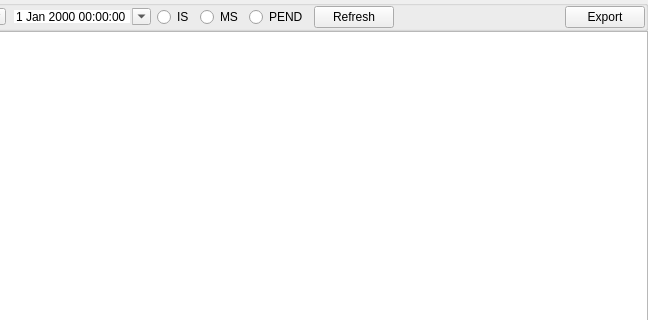
Before: the Qt Designer form billing/statement/statementwidget.ui in ytxerp/ytx-client, drawn with Qt 5; both pictures show x 136 to 784 and y 0 to 320 of the 784 by 567 pixel window.
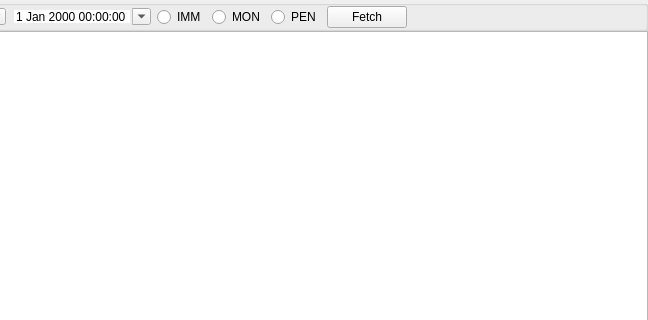
After: the same form once the commit is applied. Custom widgets are drawn as their Qt base class.

Diff of the .ui file:
```diff
--- a/billing/statement/statementwidget.ui
+++ b/billing/statement/statementwidget.ui
@@ -79,28 +79,28 @@
       <item>
        <widget class="QRadioButton" name="rBtnIS">
         <property name="text">
-         <string>IS</string>
+         <string>IMM</string>
         </property>
        </widget>
       </item>
       <item>
        <widget class="QRadioButton" name="rBtnMS">
         <property name="text">
-         <string>MS</string>
+         <string>MON</string>
         </property>
        </widget>
       </item>
       <item>
        <widget class="QRadioButton" name="rBtnPEND">
         <property name="text">
-         <string>PEND</string>
+         <string>PEN</string>
         </property>
        </widget>
       </item>
       <item>
        <widget class="QPushButton" name="pBtnRefresh">
         <property name="text">
-         <string>Refresh</string>
+         <string>Fetch</string>
         </property>
        </widget>
       </item>
@@ -117,13 +117,6 @@
         </property>
        </spacer>
       </item>
-      <item>
-       <widget class="QPushButton" name="pBtnExport">
-        <property name="text">
-         <string>Export</string>
-        </property>
-       </widget>
-      </item>
      </layout>
     </widget>
    </item>
```
Left out of the diff: 10 changed lines with no effect on the pictures.
